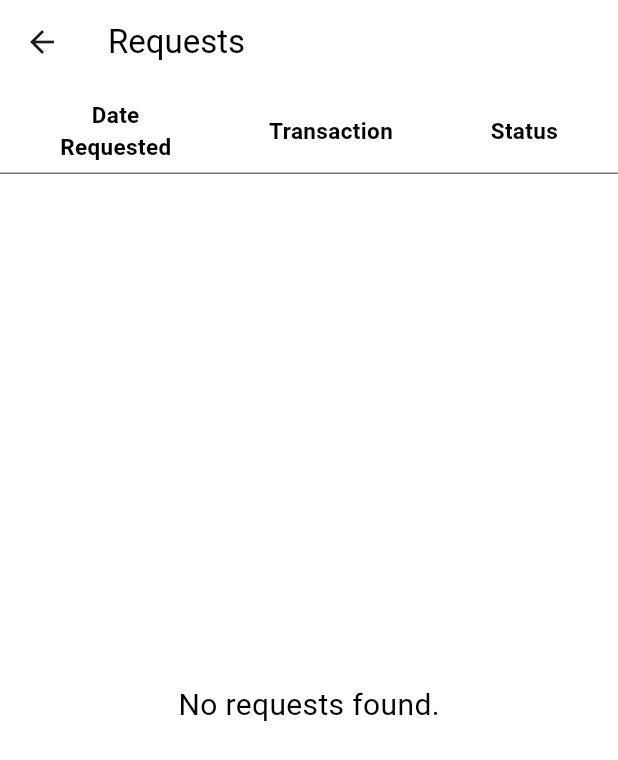
After one commit to divel00/addihills, a Flutter app: the ProfileIcon screen opened directly, after a tap on "View Requests", on a phone screen of 412 x 824 dp. The commit adds this screen. Shown: the top 760 px of the screen. Run offline on Flutter 3.47's test engine with Material 3 defaults, Android fonts, the phone set to English and light mode, and no system bars; our stand-ins replace calendar_view, cloud_firestore, firebase_auth, firebase_core, input_quantity, table_calendar; missing offline and left inert: dialog_flowtter; accounts and stored records are empty; network calls fail.

Commit message:
done: equipment&date picker, added: Track Request(WIP), revamp: announcemnt

```diff
--- a/lib/MODELS/Requests/equips_request_model.dart
+++ b/lib/MODELS/Requests/equips_request_model.dart
@@ -45,7 +45,7 @@ class EquipsRequestModel {
     user_age: json['user_age']! as String,
     purpose: json['purpose']! as String,
     contact_number: json['contact_number']! as String,
-    equipments: json['equipments'] as List<String>,
+    equipments: (json['equipments'] as List<dynamic>? ?? []).map((e) => e as String).toList(),
   );
 
   EquipsRequestModel copyWith({
--- a/lib/MODELS/announcements.dart
+++ b/lib/MODELS/announcements.dart
@@ -5,6 +5,7 @@ class Announcements{
   String content;
   String last_modified_by;
   String published_by;
+  String imageUrl;
   Timestamp published_date;
   Timestamp last_modified_date;
 
@@ -14,6 +15,7 @@ class Announcements{
     required this.content,
     required this.last_modified_by,
     required this.published_by,
+    required this.imageUrl,
     required this.published_date,
     required this.last_modified_date,
   });
@@ -24,6 +26,7 @@ class Announcements{
     content: json['content']! as String,
     last_modified_by: json['last_modified_by']! as String,
     published_by: json['published_by']! as String,
+    imageUrl: json['imageUrl']! as String,
     published_date: json['published_date']! as Timestamp,
     last_modified_date: json['last_modified_date']! as Timestamp,
   );
@@ -33,6 +36,7 @@ class Announcements{
     String? content,
     String? last_modified_by,
     String? published_by,
+    String? imageUrl,
     Timestamp? published_date,
     Timestamp? last_modified_date,
 
@@ -42,6 +46,7 @@ class Announcements{
       content: content ?? this.content,
       last_modified_by: last_modified_by ?? this.last_modified_by,
       published_by: published_by ?? this.published_by,
+      imageUrl: imageUrl ?? this.imageUrl,
       published_date: published_date ?? this.published_date,
       last_modified_date: last_modified_date ?? this.last_modified_date,
     );
@@ -53,6 +58,7 @@ class Announcements{
       'content': content,
       'last_modified_by': last_modified_by,
       'published_by': published_by,
+      'imageUrl': imageUrl,
       'published_date': published_date,
       'last_modified_date': last_modified_date,
     };
--- a/lib/PAGE/PROFILE_PAGE/my_profile.dart
+++ b/lib/PAGE/PROFILE_PAGE/my_profile.dart
@@ -4,7 +4,7 @@ import 'package:addhills_app/utils/methods.dart';
 import 'package:addhills_app/utils/show_snackbar.dart';
 import 'package:firebase_auth/firebase_auth.dart';
 import 'package:flutter/material.dart';
-import 'package:addhills_app/PAGE/request_page.dart';
+import 'package:addhills_app/PAGE/PROFILE_PAGE/request_page.dart';
 import 'package:provider/provider.dart';
 
 
@@ -32,15 +32,12 @@ class ProfileIcon extends StatelessWidget {
           if (snapshot.connectionState == ConnectionState.waiting) {
             return Center(child: CircularProgressIndicator());
           }
-
           if (snapshot.hasError) {
             return Center(child: Text("Error: ${snapshot.error}"));
           }
-
           if (!snapshot.hasData || !snapshot.data!.exists) {
             return Center(child: Text("User not found."));
           }
-
           final user = snapshot.data!.data()!; // Get the UsersInfo object
           return Container(
             color: Colors.black,
@@ -190,6 +187,16 @@ class ProfileList extends StatelessWidget {
             // ),
             ListTile(
               leading: const Icon(
+                Icons.notifications,
+                color: Colors.black),
+              title: const Text('View Requests', style: ProfileIcon.genTextStyle),
+              onTap: () {
+                Navigator.push(
+                context, MaterialPageRoute(builder: (BuildContext context) => RequestPage()));
+              },
+            ),
+            ListTile(
+              leading: const Icon(
                 Icons.key,
                 color: Colors.black),
               title: const Text('Change Password', style: ProfileIcon.genTextStyle),
@@ -197,16 +204,6 @@ class ProfileList extends StatelessWidget {
 
               },
             ),
-            // ListTile(
-            //   leading: const Icon(
-            //     Icons.notifications,
-            //     color: Colors.black),
-            //   title: const Text('Requests', style: ProfileIcon.genTextStyle),
-            //   onTap: () {
-            //     Navigator.push(
-            //     context, MaterialPageRoute(builder: (BuildContext context) => RequestPage()));
-            //   },
-            // ),
             ListTile(
               leading: const Icon(
                 Icons.logout,
--- /dev/null
+++ b/lib/PAGE/PROFILE_PAGE/request_page.dart
@@ -0,0 +1,128 @@
+import 'package:addhills_app/MODELS/Requests/docu_request.dart';
+import 'package:addhills_app/MODELS/Requests/equips_request_model.dart';
+import 'package:addhills_app/MODELS/Requests/venue_request_model.dart';
+import 'package:addhills_app/SERVICES/db_service.dart';
+import 'package:addhills_app/utils/methods.dart';
+import 'package:cloud_firestore/cloud_firestore.dart';
+import 'package:flutter/material.dart';
+import 'package:intl/intl.dart';
+
+class RequestPage extends StatefulWidget {
+  const RequestPage({super.key});
+
+  @override
+  _RequestPageState createState() => _RequestPageState();
+}
+
+class _RequestPageState extends State<RequestPage> {
+  final DbService _dbService = DbService();
+
+  @override
+  Widget build(BuildContext context) {
+    return Scaffold(
+      backgroundColor: Colors.white,
+      appBar: AppBar(
+        backgroundColor: Colors.white,
+        title: Text('Requests', style: TextStyle(color: Colors.black)),
+      ),
+      body: Column(
+        children: [
+          Container(
+            padding: EdgeInsets.only(left: 40, right: 40),
+            child: Row(
+              mainAxisAlignment: MainAxisAlignment.spaceBetween,
+              children: [
+                headerForTfield(text: 'Date \nRequested'),
+                headerForTfield(text: 'Transaction'),
+                headerForTfield(text: 'Status'),
+              ],
+            ),
+          ),
+          SizedBox(height: 8),
+          Divider(height: 0, color: Colors.black54),
+          Expanded(child: CombinedRequestsList()), // New combined widget
+        ],
+      ),
+    );
+  }
+}
+
+class CombinedRequestsList extends StatelessWidget {
+  final DbService _dbService = DbService();
+
+  @override
+  Widget build(BuildContext context) {
+    // Get current user email for fetching requests
+    final String? currentUserEmail = getCurrentUserEmail(); // Replace this with the actual current user's email
+
+    return FutureBuilder<List<Map<String, dynamic>>>(
+      future: _dbService.getAllUserRequests(currentUserEmail!),
+      builder: (context, snapshot) {
+        if (snapshot.connectionState == ConnectionState.waiting) {
+          return Center(child: CircularProgressIndicator());
+        }
+
+        List<Map<String, dynamic>> allRequests = snapshot.data ?? [];
+
+        if (allRequests.isEmpty) {
+          return Center(child: Text('No requests found.', style: TextStyle(fontSize: 20, color: Colors.black)));
+        }
+
+        return ListView.builder(
+          padding: EdgeInsets.zero,
+          itemCount: allRequests.length,
+          itemBuilder: (context, index) {
+            final request = allRequests[index];
+            final requestData = request['data'];
+            String dateRequested = DateFormat('yyyy-MM-dd').format(requestData.date_requested.toDate());
+            String status = requestData.request_status;
+
+            return ListTile(
+              title: Column(
+                crossAxisAlignment: CrossAxisAlignment.start,
+                children: [
+                  Row(
+                    mainAxisAlignment: MainAxisAlignment.spaceBetween,
+                    children: [
+                      Text(dateRequested, style: TextStyle(fontSize: 13)),
+                      SizedBox(width: 10),
+                      Container(
+                        width: MediaQuery.of(context).size.width * .39,
+                        child: Text(
+                          request['type'] == 'Document Request'
+                              ? (requestData as DocuRequest).document_title
+                              : request['type'] == 'Venue Request'
+                                  ? (requestData as VenueRequestModel).venue_name
+                                  : 'Equipments', // Changed this line to display "Equipments"
+                          style: TextStyle(fontSize: 15, fontWeight: FontWeight.bold, color: Colors.black),
+                          softWrap: true,
+                        ),
+                      ),
+                      Text(status, style: TextStyle(fontSize: 13), textAlign: TextAlign.center),
+                    ],
+                  ),
+                  Divider(color: Colors.black54),
+                ],
+              ),
+            );
+          },
+        );
+      },
+    );
+  }
+}
+
+
+class headerForTfield extends StatelessWidget {
+  final String text;
+  headerForTfield({required this.text});
+
+  @override
+  Widget build(BuildContext context) {
+    return Container(
+      padding: EdgeInsets.only(top: 10),
+      alignment: Alignment.topLeft,
+      child: Text('$text', textAlign: TextAlign.center, style: TextStyle(fontSize: 15, fontWeight: FontWeight.bold, color: Colors.black)),
+    );
+  }
+}
--- a/lib/PAGE/TOP_BUTTONS/top_iconbuttons.dart
+++ b/lib/PAGE/TOP_BUTTONS/top_iconbuttons.dart
@@ -5,7 +5,7 @@ import 'package:addhills_app/PAGE/OTHER_SERVICES/VENUE_PAGE/venue_reservation_pa
 import 'package:addhills_app/PAGE/OTHER_SERVICES/EQUIPMENTS_PAGE/equipments_page.dart';
 import 'package:addhills_app/PAGE/home.dart';
 import 'package:addhills_app/PAGE/PROFILE_PAGE/my_profile.dart';
-import 'package:addhills_app/PAGE/request_page.dart';
+import 'package:addhills_app/PAGE/PROFILE_PAGE/request_page.dart';
 
 class MenuNotifProfile extends StatelessWidget {
   const MenuNotifProfile({
--- a/lib/SERVICES/db_service.dart
+++ b/lib/SERVICES/db_service.dart
@@ -7,6 +7,7 @@ import 'package:addhills_app/MODELS/equips.dart';
 import 'package:addhills_app/MODELS/users.dart';
 import 'package:addhills_app/MODELS/venues.dart';
 import 'package:addhills_app/PAGE/OTHER_SERVICES/VENUE_PAGE/item_Map.dart';
+import 'package:addhills_app/utils/methods.dart';
 import 'package:cloud_firestore/cloud_firestore.dart';
 import 'package:firebase_auth/firebase_auth.dart';
 
@@ -93,7 +94,7 @@ class DbService {
     return _venueRef.snapshots();
   }
 
-   Stream<QuerySnapshot<VenueRequestModel>> getVenueReqs() {
+  Stream<QuerySnapshot<VenueRequestModel>> getVenueReqs() {
     return _venueReqRef.where('request_status', isEqualTo: 'Approved').snapshots();
   }
 
@@ -111,6 +112,58 @@ class DbService {
       rethrow; // Optionally rethrow the error
     }
   }
+
+
+  // Method to get all user requests
+  Future<List<Map<String, dynamic>>> getAllUserRequests(String userEmail) async {
+    List<Map<String, dynamic>> allRequests = [];
+
+    // Fetch document requests
+    try {
+      QuerySnapshot<DocuRequest> docRequestsSnapshot = await _docsReqRef.where('user_email', isEqualTo: userEmail).get();
+      for (var doc in docRequestsSnapshot.docs) {
+        allRequests.add({
+          'type': 'Document Request',
+          'data': doc.data(),
+        });
+      }
+    } catch (e) {
+      print("Error fetching document requests: $e");
+    }
+
+    // Fetch venue requests
+    try {
+      QuerySnapshot<VenueRequestModel> venueRequestsSnapshot = await _venueReqRef.where('user_email', isEqualTo: userEmail).get();
+      for (var venueDoc in venueRequestsSnapshot.docs) {
+        allRequests.add({
+          'type': 'Venue Request',
+          'data': venueDoc.data(),
+        });
+      }
+    } catch (e) {
+      print("Error fetching venue requests: $e");
+    }
+
+    // Fetch equipment requests
+    try {
+      QuerySnapshot<EquipsRequestModel> equipRequestsSnapshot = await _equipReqRef.where('user_email', isEqualTo: userEmail).get();
+      for (var equipDoc in equipRequestsSnapshot.docs) {
+        allRequests.add({
+          'type': 'Equipment Request',
+          'data': equipDoc.data(),
+        });
+      }
+    } catch (e) {
+      print("Error fetching equipment requests: $e");
+    }
+
+    return allRequests;
+  }
+
+
+
+
+
 
   // Fetch equipment
   Stream<List<Equipment>> getEquipments() {
--- a/lib/main.dart
+++ b/lib/main.dart
@@ -16,7 +16,7 @@ import 'package:addhills_app/PAGE/DOCUMENT_REQUEST/document_request.dart';
 import 'package:addhills_app/PAGE/DOCUMENT_REQUEST/dr_register.dart';
 import 'package:addhills_app/PAGE/home.dart';
 import 'package:addhills_app/PAGE/login_page.dart';
-import 'package:addhills_app/PAGE/request_page.dart';
+import 'package:addhills_app/PAGE/PROFILE_PAGE/request_page.dart';
 import 'package:addhills_app/PAGE/signup_page.dart';
 
 void main() async{
```
Also changed, not shown: lib/PAGE/OTHER_SERVICES/EQUIPMENTS_PAGE/equipments_request.dart (+10 -15 lines), lib/PAGE/OTHER_SERVICES/VENUE_PAGE/item_Map.dart (+4 -21 lines), lib/PAGE/OTHER_SERVICES/VENUE_PAGE/venue_request.dart (+9 -1 lines), lib/PAGE/home.dart (+88 -26 lines), lib/PAGE/request_page.dart (deleted, +0 -187 lines), lib/utils/announcement_page.dart (added, +86 -0 lines).
